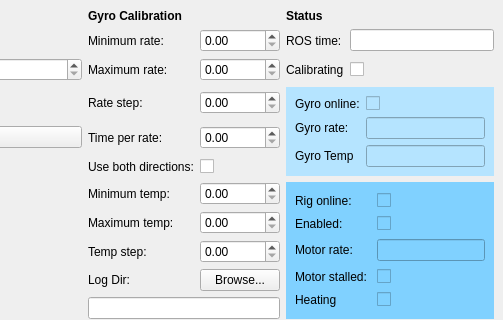
This is gyro_cal_gui/src/rig_gui.ui in osu-uwrt/gyro_cal_rig as Qt 5 draws it before an edit; both pictures show x 186 to 689 and y 0 to 320 of the 689 by 756 pixel window. The edited form follows.
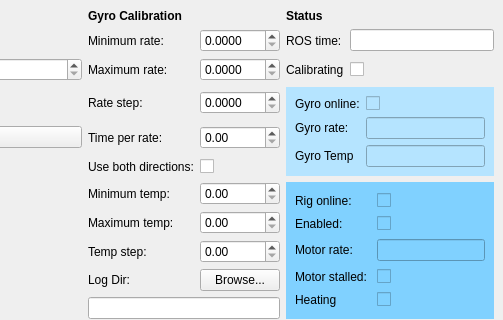
This is the edited form.

Commit message: add plotjuggler layout and fix gui

What changed in the file:
```diff
--- a/gyro_cal_gui/src/rig_gui.ui
+++ b/gyro_cal_gui/src/rig_gui.ui
@@ -81,7 +81,17 @@
      </widget>
     </item>
     <item row="1" column="3">
-     <widget class="QDoubleSpinBox" name="uiRigMinRate"/>
+     <widget class="QDoubleSpinBox" name="uiRigMinRate">
+      <property name="decimals">
+       <number>4</number>
+      </property>
+      <property name="maximum">
+       <double>1.000000000000000</double>
+      </property>
+      <property name="singleStep">
+       <double>0.001000000000000</double>
+      </property>
+     </widget>
     </item>
     <item row="4" column="0" colspan="2">
      <widget class="QPushButton" name="uiRigCommand">
@@ -139,13 +149,33 @@
      </widget>
     </item>
     <item row="3" column="3">
-     <widget class="QDoubleSpinBox" name="uiRigRateStep"/>
+     <widget class="QDoubleSpinBox" name="uiRigRateStep">
+      <property name="decimals">
+       <number>4</number>
+      </property>
+      <property name="maximum">
+       <double>1.000000000000000</double>
+      </property>
+      <property name="singleStep">
+       <double>0.001000000000000</double>
+      </property>
+     </widget>
     </item>
     <item row="8" column="3">
      <widget class="QDoubleSpinBox" name="uiRigTempStep"/>
     </item>
     <item row="2" column="3">
-     <widget class="QDoubleSpinBox" name="uiRigMaxRate"/>
+     <widget class="QDoubleSpinBox" name="uiRigMaxRate">
+      <property name="decimals">
+       <number>4</number>
+      </property>
+      <property name="maximum">
+       <double>1.000000000000000</double>
+      </property>
+      <property name="singleStep">
+       <double>0.001000000000000</double>
+      </property>
+     </widget>
     </item>
     <item row="1" column="1">
      <widget class="QCheckBox" name="uiRigManualEnabled">
```
The commit also changes 3 other files.
